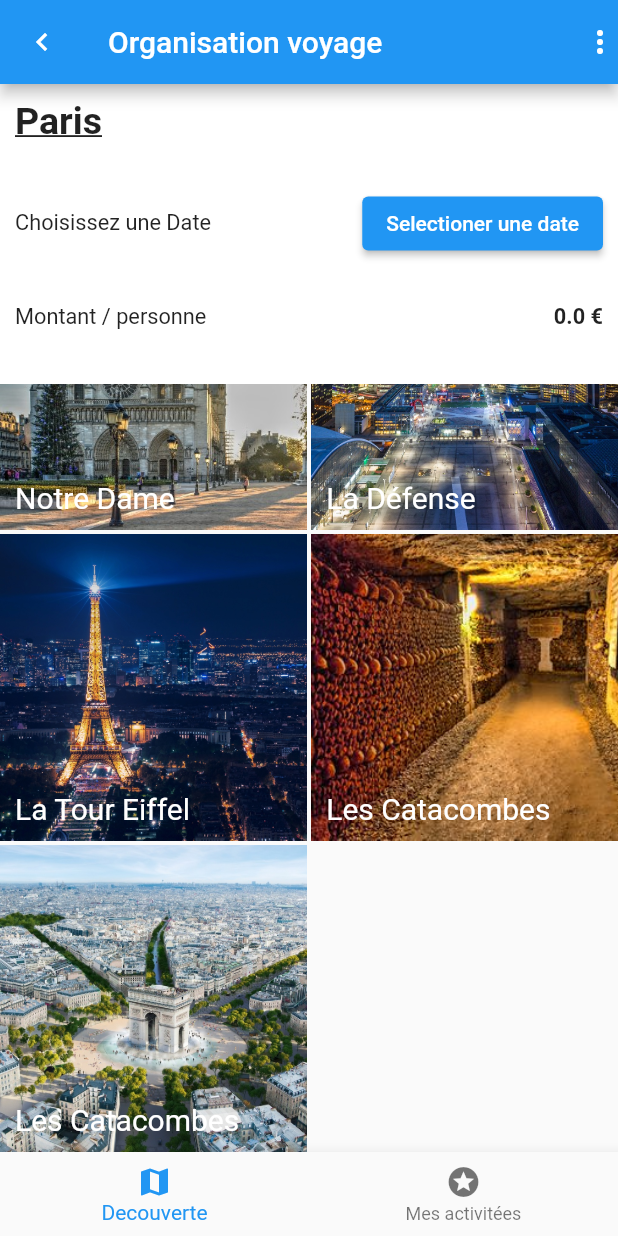
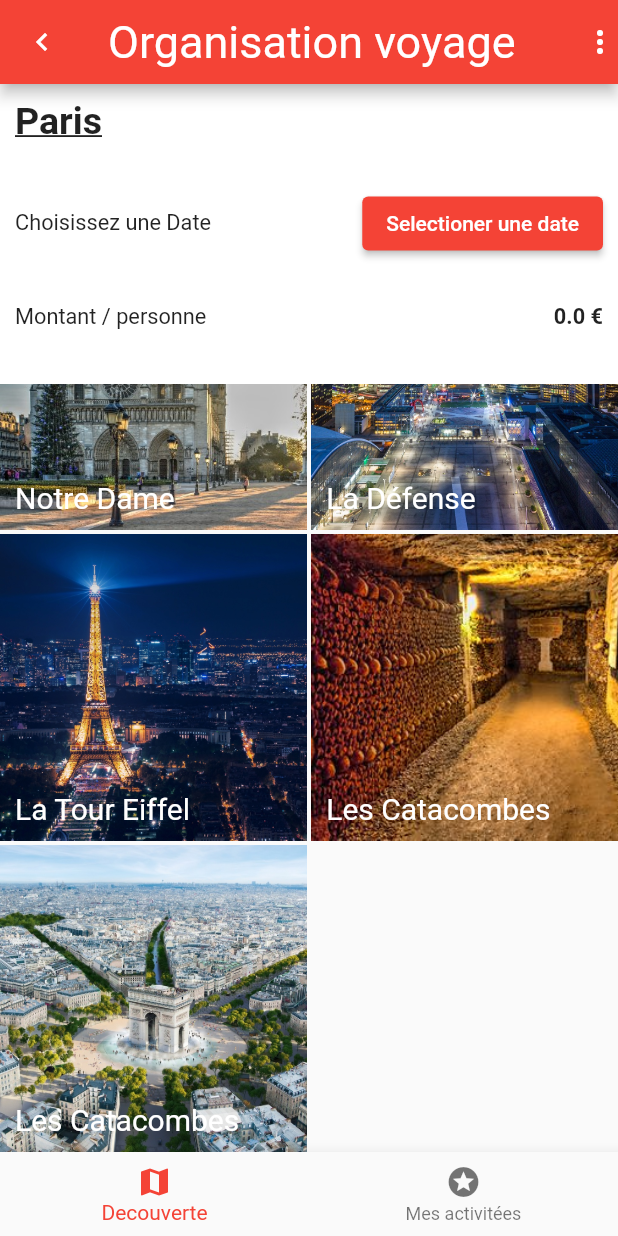
Before and after one commit to bedfir/city, a Flutter app: the screen it shows after launch, scrolled down 315 dp, on a phone screen of 412 x 824 dp. Run offline on Flutter 3.47's test engine with Material 2 defaults, Android fonts, the phone set to English and light mode, and no system bars.

Commit message:
invoke ThemeData

```diff
--- a/lib/main.dart
+++ b/lib/main.dart
@@ -1,6 +1,6 @@
 import 'package:flutter/material.dart';
 import 'package:material/views/city/city.dart';
-// import 'package:material/views/home/home.dart';
+import 'package:material/views/home/home.dart';
 
 void main(List<String> args) {
   runApp(const DymaTrip());
@@ -12,6 +12,19 @@ class DymaTrip extends StatelessWidget {
   @override
   Widget build(BuildContext context) {
     return MaterialApp(
+      theme: ThemeData(
+        appBarTheme: const AppBarTheme(
+          titleTextStyle: TextStyle(
+            fontSize: 30,
+          ),
+        ),
+        primarySwatch: Colors.red,
+        textTheme: const TextTheme(
+          bodyText1: TextStyle(
+            color: Colors.green,
+          ),
+        ),
+      ),
       debugShowCheckedModeBanner: false,
       // home: Home(),
       home: City(),
```
